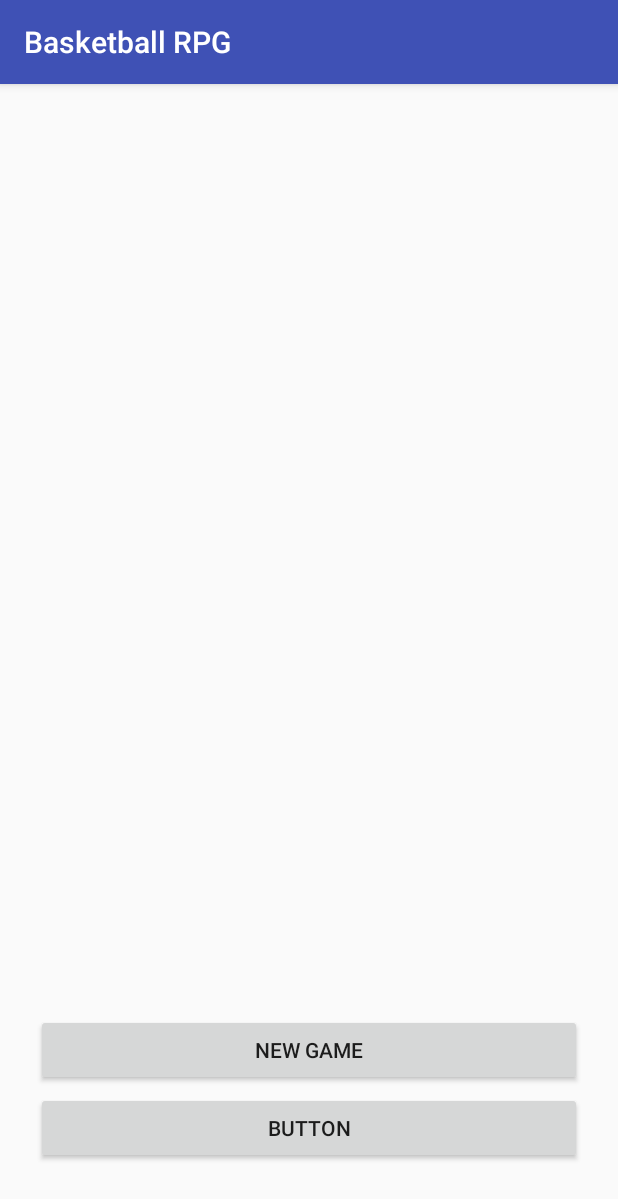
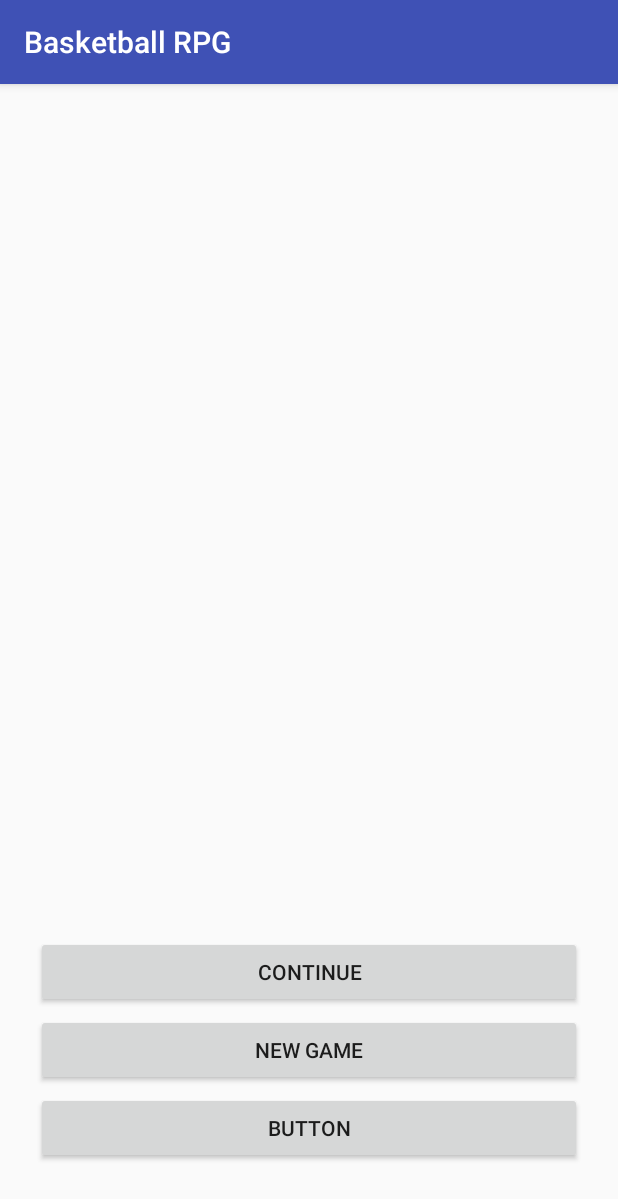
Before and after one commit to ryanmcalpin/basketball-rpg-android, an Android app: the screen it shows after launch (MenuActivity), on a phone screen of 412 x 824 dp. Shown: the top 1199 px of the screen. Run offline under Robolectric (Android 15) with nearby library versions, the phone set to English and light mode, and no system bars.

Commit message:
add continue button and routing

```diff
--- a/app/src/main/java/com/example/rygn/basketballrpg/MenuActivity.java
+++ b/app/src/main/java/com/example/rygn/basketballrpg/MenuActivity.java
@@ -17,13 +17,22 @@ public class MenuActivity extends AppCompatActivity {
         super.onCreate(savedInstanceState);
         setContentView(R.layout.activity_menu);
 
-        final Intent intent = new Intent(MenuActivity.this, NewPlayerActivity.class);
+        final Intent npIntent = new Intent(MenuActivity.this, NewPlayerActivity.class);
+        final Intent cIntent = new Intent(MenuActivity.this, GameActivity.class);
 
         Button newGameButton = (Button) findViewById(R.id.new_game_button);
+        Button continueButton = (Button) findViewById(R.id.continue_button);
+
         newGameButton.setOnClickListener(new View.OnClickListener() {
             @Override
             public void onClick(View view) {
-                MenuActivity.this.startActivity(intent);
+                MenuActivity.this.startActivity(npIntent);
+            }
+        });
+        continueButton.setOnClickListener(new View.OnClickListener() {
+            @Override
+            public void onClick(View view) {
+                MenuActivity.this.startActivity(cIntent);
             }
         });
     }
--- a/app/src/main/res/layout/activity_menu.xml
+++ b/app/src/main/res/layout/activity_menu.xml
@@ -29,4 +29,16 @@
         app:layout_constraintBottom_toTopOf="@+id/button"
         app:layout_constraintEnd_toEndOf="parent"
         app:layout_constraintStart_toStartOf="parent" />
+
+    <Button
+        android:id="@+id/continue_button"
+        android:layout_width="0dp"
+        android:layout_height="wrap_content"
+        android:layout_marginStart="24dp"
+        android:layout_marginEnd="24dp"
+        android:layout_marginBottom="4dp"
+        android:text="Continue"
+        app:layout_constraintBottom_toTopOf="@+id/new_game_button"
+        app:layout_constraintEnd_toEndOf="parent"
+        app:layout_constraintStart_toStartOf="parent" />
 </android.support.constraint.ConstraintLayout>
```
